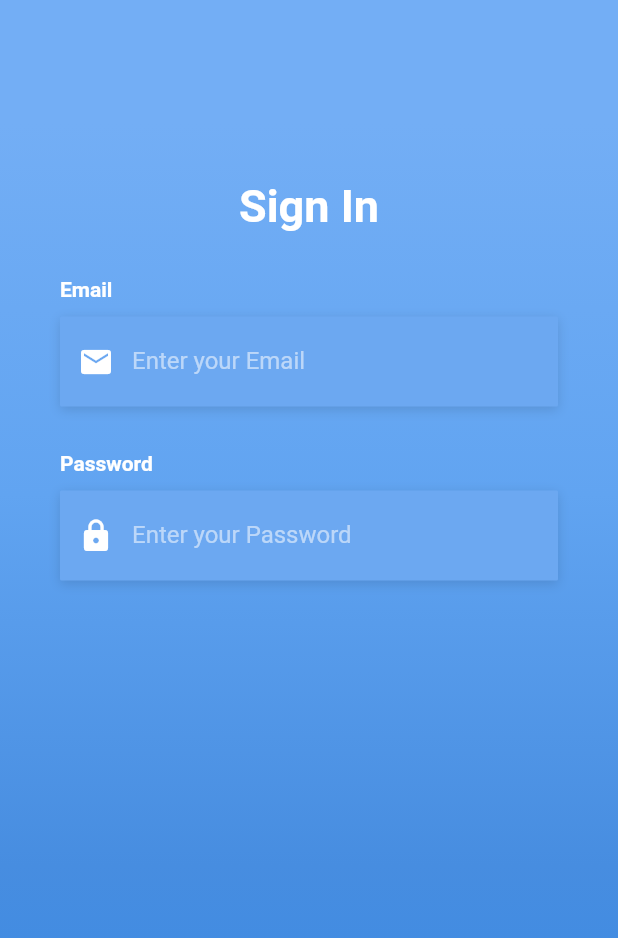
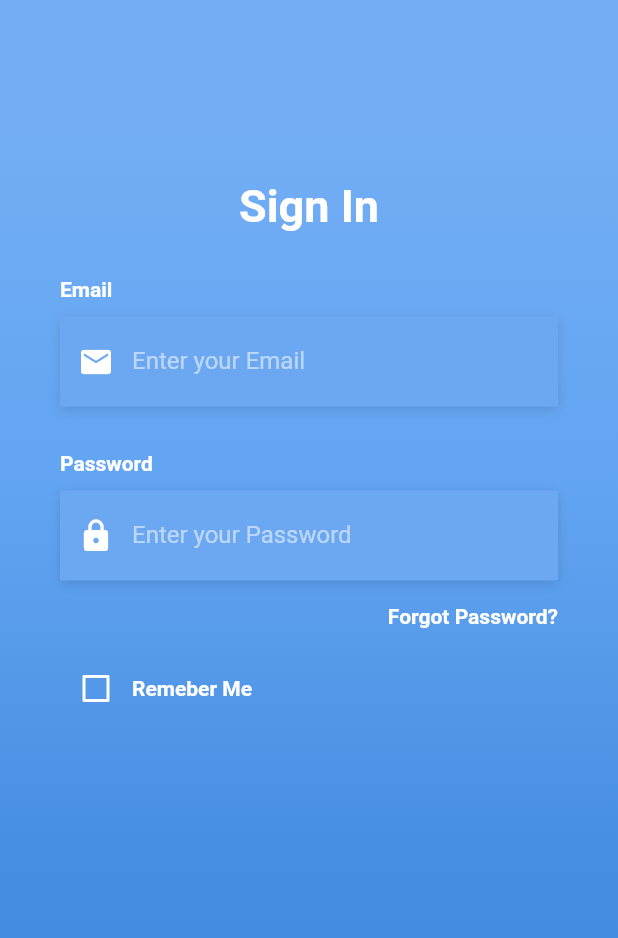
Before and after one commit to mishkatmustafid/flutter_login_ui, a Flutter app: the screen it shows after launch, on a phone screen of 412 x 824 dp. Shown: the top 938 px of the screen. Run offline on Flutter 3.47's test engine with Material 2 defaults, Android fonts, the phone set to English and light mode, and no system bars; Roboto replaces fonts that are missing (OpenSans, Opensans).

Commit message:
Forgot password and remember me completed

```diff
--- a/flutter_login_ui/lib/login_screen.dart
+++ b/flutter_login_ui/lib/login_screen.dart
@@ -9,7 +9,10 @@ class LogInScreen extends StatefulWidget {
 }
 
 class _LogInScreenState extends State<LogInScreen> {
-  Widget _buildPasswordTF(){
+
+  bool _rememberMe = false;
+
+  Widget _buildEmailTF(){
     return Column(
       crossAxisAlignment: CrossAxisAlignment.start,
       children: <Widget>[
@@ -43,6 +46,82 @@ class _LogInScreenState extends State<LogInScreen> {
       ],
     );
   }
+
+  Widget _buildPasswordTF(){
+    return Column(
+      crossAxisAlignment: CrossAxisAlignment.start,
+      children: <Widget>[
+        Text(
+          'Password',
+          style: kLabelStyle,
+        ),
+        SizedBox(height: 10.0),
+        Container(
+          alignment: Alignment.centerLeft,
+          decoration: kBoxDecorationStyle,
+          height: 60.0,
+          child: TextField(
+            obscureText: true,
+            style: TextStyle(
+              color: Colors.white,
+              fontFamily: 'OpenSans',
+            ),
+            decoration: InputDecoration(
+              border: InputBorder.none,
+              contentPadding: EdgeInsets.only(top: 14.0),
+              prefixIcon: Icon(
+                Icons.lock,
+                color: Colors.white,
+              ),
+              hintText: 'Enter your Password',
+              hintStyle: kHintTextStyle,
+            ),
+          ),
+        ),
+      ],
+    );
+  }
+
+  Widget _buildForgotPassBtn(){
+    return Container(
+      alignment: Alignment.centerRight,
+      child: FlatButton(
+        onPressed: () => print('Forgot Password Button Pressed'),
+        padding: EdgeInsets.only(right: 0.0),
+        child: Text(
+          'Forgot Password?',
+          style: kLabelStyle,
+        ),
+      ),
+    );
+  }
+
+  Widget _buildRememberMeChkBox(){
+    return Container(
+      child: Row(
+        children: <Widget>[
+          Theme(
+            data: ThemeData(unselectedWidgetColor: Colors.white),
+            child: Checkbox(
+              value: _rememberMe,
+              checkColor: Colors.green,
+              activeColor: Colors.white,
+              onChanged: (value){
+                setState(() {
+                  _rememberMe = value;
+                });
+              },
+            ),
+          ),
+          Text(
+            'Remeber Me',
+            style: kLabelStyle,
+          ),
+        ],
+      ),
+    );
+  }
+
   @override
   Widget build(BuildContext context) {
     return Scaffold(
@@ -86,40 +165,11 @@ class _LogInScreenState extends State<LogInScreen> {
                     ),
                   ),
                   SizedBox(height: 30.0),
+                  _buildEmailTF(),
+                  SizedBox(height: 30.0),
                   _buildPasswordTF(),
-                  SizedBox(height: 30.0),
-                  Column(
-                    crossAxisAlignment: CrossAxisAlignment.start,
-                    children: <Widget>[
-                      Text(
-                        'Password',
-                        style: kLabelStyle,
-                      ),
-                      SizedBox(height: 10.0),
-                      Container(
-                        alignment: Alignment.centerLeft,
-                        decoration: kBoxDecorationStyle,
-                        height: 60.0,
-                        child: TextField(
-                          obscureText: true,
-                          style: TextStyle(
-                            color: Colors.white,
-                            fontFamily: 'OpenSans',
-                          ),
-                          decoration: InputDecoration(
-                            border: InputBorder.none,
-                            contentPadding: EdgeInsets.only(top: 14.0),
-                            prefixIcon: Icon(
-                              Icons.lock,
-                              color: Colors.white,
-                            ),
-                            hintText: 'Enter your Password',
-                            hintStyle: kHintTextStyle,
-                          ),
-                        ),
-                      ),
-                    ],
-                  ),
+                  _buildForgotPassBtn(),
+                  _buildRememberMeChkBox(),
                 ],
               ),
             ),
```
